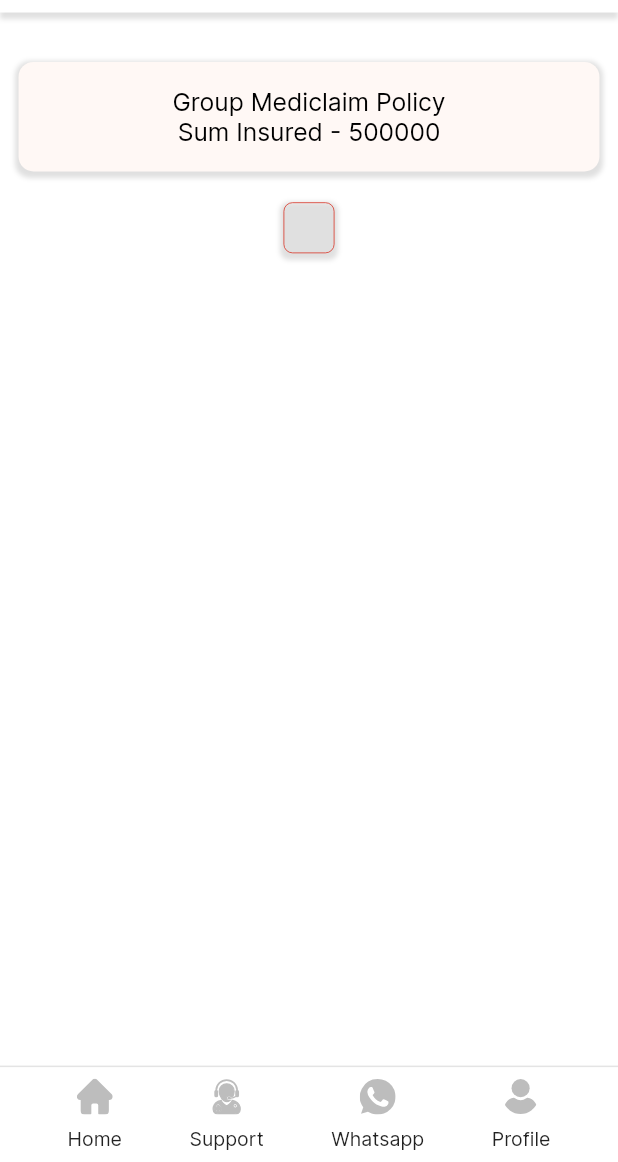
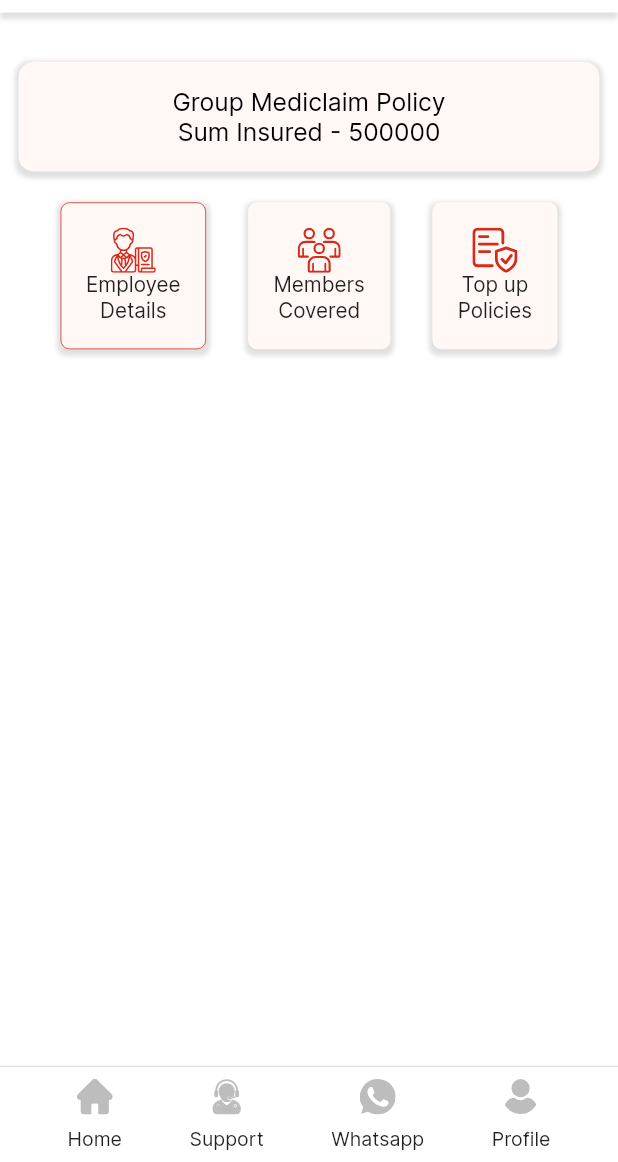
Before and after one commit to PankajPatil17/HDFC, a Flutter app: the CompleteEnroll screen opened directly, on a phone screen of 412 x 824 dp, the part 74-1236 px from its top. Run offline on Flutter 3.47's test engine with Material 2 defaults, Android fonts, the phone set to English and light mode, and no system bars; our stand-ins replace carousel_slider, device_info_plus, dotted_border, file_picker, firebase_messaging, flutter_local_notifications and 11 more; missing offline and left inert: store_redirect; accounts and stored records are empty.

Commit message:
first commit

```diff
--- a/lib/Screens/Complete_Enrollment.dart/CompleteEnrollment.dart
+++ b/lib/Screens/Complete_Enrollment.dart/CompleteEnrollment.dart
@@ -108,12 +108,116 @@ class _CompleteEnrollState extends State<CompleteEnroll> {
                   crossAxisAlignment: CrossAxisAlignment.start,
                   mainAxisAlignment: MainAxisAlignment.spaceEvenly,
                   children: [
-                    Container(
-                      padding: EdgeInsets.all(2.h),
-                      decoration: BoxDecoration(
-                          borderRadius: BorderRadius.circular(6),
-                          boxShadow: commonboxshadow,
-                          border: Border.all(width: 0.5, color: mainBlue)),
+                    GestureDetector(
+                      onTap: () {
+                        setState(() {
+                          changeTab = 'employee';
+                        });
+                      },
+                      child: Container(
+                        padding: EdgeInsets.all(2.h),
+                        decoration: BoxDecoration(
+                            color: Color(0xffFFF8F5),
+                            borderRadius: BorderRadius.circular(6),
+                            boxShadow: commonboxshadow,
+                            border: Border.all(
+                                width: 0.5,
+                                color: changeTab == 'employee'
+                                    ? mainBlue
+                                    : Colors.transparent)),
+                        child: Column(
+                          crossAxisAlignment: CrossAxisAlignment.center,
+                          mainAxisAlignment: MainAxisAlignment.spaceBetween,
+                          children: [
+                            SvgPicture.asset(
+                                'assets/Images/Employee-Details.svg'),
+                            Text(
+                              'Employee\nDetails',
+                              maxLines: 2,
+                              textAlign: TextAlign.center,
+                              overflow: TextOverflow.ellipsis,
+                              style: TextStyle(
+                                  fontFamily: 'Inter',
+                                  fontSize: 10.sp,
+                                  fontWeight: FontWeight.w400),
+                            )
+                          ],
+                        ),
+                      ),
+                    ),
+                    GestureDetector(
+                      onTap: () {
+                        setState(() {
+                          changeTab = 'members';
+                        });
+                      },
+                      child: Container(
+                        padding: EdgeInsets.all(2.h),
+                        decoration: BoxDecoration(
+                            color: Color(0xffFFF8F5),
+                            borderRadius: BorderRadius.circular(6),
+                            boxShadow: commonboxshadow,
+                            border: Border.all(
+                                width: 0.5,
+                                color: changeTab == 'members'
+                                    ? mainBlue
+                                    : Colors.transparent)),
+                        child: Column(
+                          crossAxisAlignment: CrossAxisAlignment.center,
+                          mainAxisAlignment: MainAxisAlignment.spaceBetween,
+                          children: [
+                            SvgPicture.asset(
+                                'assets/Images/Members-Covered.svg'),
+                            Text(
+                              'Members\nCovered',
+                              maxLines: 2,
+                              textAlign: TextAlign.center,
+                              overflow: TextOverflow.ellipsis,
+                              style: TextStyle(
+                                  fontFamily: 'Inter',
+                                  fontSize: 10.sp,
+                                  fontWeight: FontWeight.w400),
+                            )
+                          ],
+                        ),
+                      ),
+                    ),
+                    GestureDetector(
+                      onTap: () {
+                        setState(() {
+                          changeTab = 'topup';
+                        });
+                      },
+                      child: Container(
+                        padding: EdgeInsets.all(2.h),
+                        decoration: BoxDecoration(
+                            color: Color(0xffFFF8F5),
+                            borderRadius: BorderRadius.circular(6),
+                            boxShadow: commonboxshadow,
+                            border: Border.all(
+                                width: 0.5,
+                                color: changeTab == 'topup'
+                                    ? mainBlue
+                                    : Colors.transparent)),
+                        child: Column(
+                          crossAxisAlignment: CrossAxisAlignment.center,
+                          mainAxisAlignment: MainAxisAlignment.spaceBetween,
+                          children: [
+                            SvgPicture.asset(
+                                'assets/Images/Top-up-Policies.svg'),
+                            Text(
+                              'Top up\nPolicies',
+                              maxLines: 2,
+                              textAlign: TextAlign.center,
+                              overflow: TextOverflow.ellipsis,
+                              style: TextStyle(
+                                  fontFamily: 'Inter',
+                                  fontSize: 10.sp,
+                                  fontWeight: FontWeight.w400),
+                            )
+                          ],
+                        ),
+                      ),
                     ),
                   ],
                 )
```
